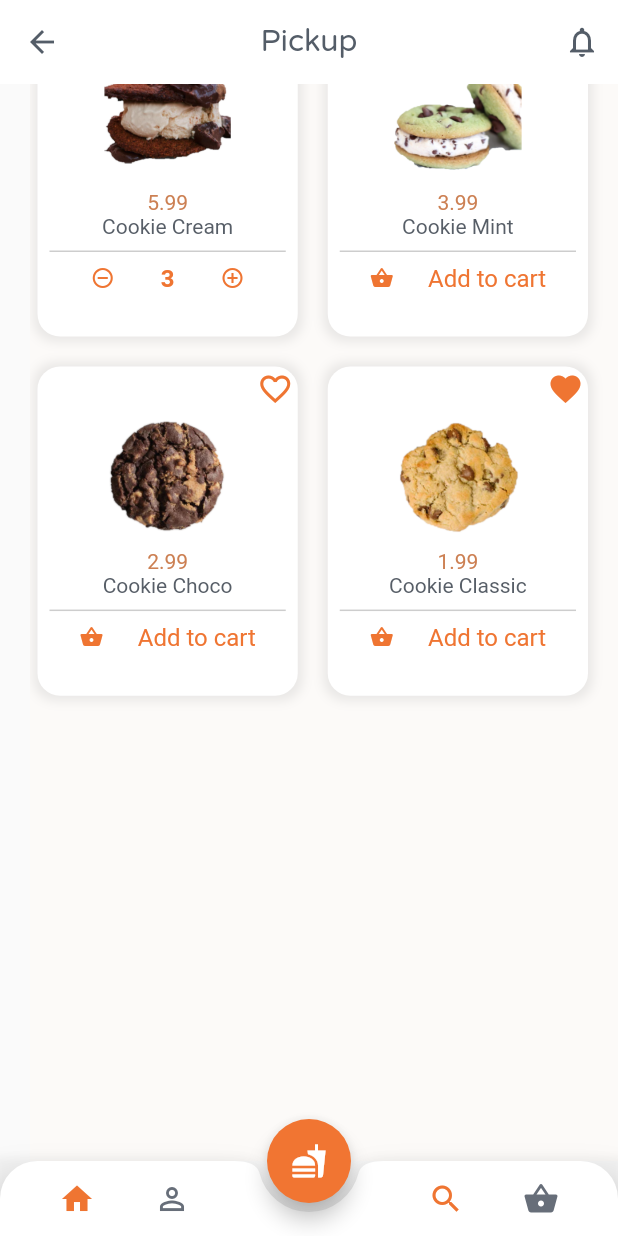
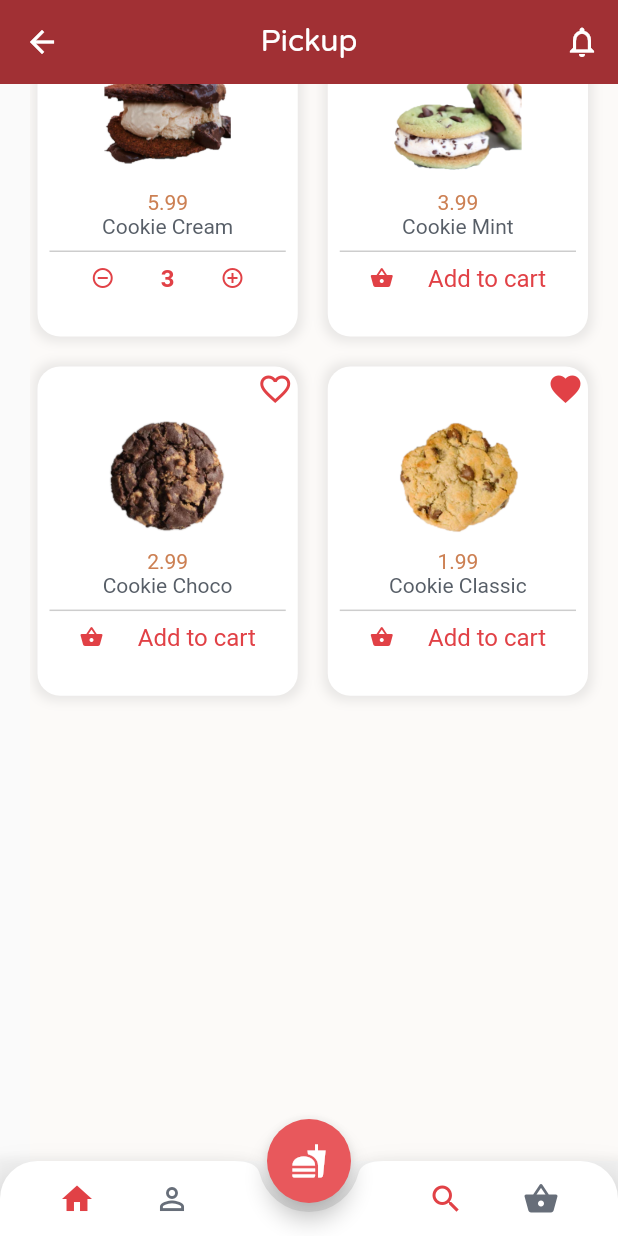
Before and after one commit to helenabd/cookie_store_app, a Flutter app: the screen it shows after launch, scrolled down 161 dp, on a phone screen of 412 x 824 dp. Run offline on Flutter 3.47's test engine with Material 2 defaults, Android fonts, the phone set to English and light mode, and no system bars.

Commit message:
Change the Project Color

```diff
--- a/lib/main.dart
+++ b/lib/main.dart
@@ -2,7 +2,7 @@ import 'package:flutter/material.dart';
 
 import './meals_data.dart';
 import './widgets/bottom_bar.dart';
-import './pages/cookie_page.dart';
+import 'pages/meals_page.dart';
 import './theme.dart';
 import './models/category.dart';
 
@@ -68,7 +68,7 @@ class _MyHomePageState extends State<MyHomePage>
         .toList();
     return Scaffold(
       appBar: AppBar(
-        backgroundColor: Colors.white,
+        backgroundColor: kbackgroundColor,
         elevation: 0.0,
         centerTitle: true,
         leading: IconButton(
@@ -102,6 +102,7 @@ class _MyHomePageState extends State<MyHomePage>
           Text(
             'Categories',
             style: TextStyle(
+              color: ktitleColor,
               fontFamily: 'VarelaRound',
               fontSize: 36.0,
               fontWeight: FontWeight.bold,
@@ -127,7 +128,7 @@ class _MyHomePageState extends State<MyHomePage>
               controller: _tabController,
               children: [
                 for (int i = 0; i < _availableCategories.length; i++)
-                  CookiePage(_availableCategories[i].id),
+                  MealsPage(_availableCategories[i].id),
               ],
             ),
           ),
--- a/lib/pages/cookie_page.dart
+++ b/lib/pages/meals_page.dart
@@ -3,10 +3,10 @@ import 'package:cookie_store_app/models/meal.dart';
 import 'package:cookie_store_app/theme.dart';
 import 'package:flutter/material.dart';
 
-class CookiePage extends StatelessWidget {
+class MealsPage extends StatelessWidget {
   final String category;
 
-  CookiePage(this.category);
+  MealsPage(this.category);
 
   List<Meal> _availableMeals;
 
--- a/lib/theme.dart
+++ b/lib/theme.dart
@@ -1,10 +1,17 @@
 import 'package:flutter/material.dart';
 
-const kprimaryColor = Color(0xFF545D68);
+const kprimaryColor = Colors.white;
+// const kprimaryColor = Color(0xFF545D68);
 const klabelColor = Color(0xFFC88D67);
 const kunselectedLabel = Color(0xFFCDCDCD);
-const ksecundaryColor = Color(0xFFF17532);
-const kiconPrimaryColor = Color(0xFFEF7532);
+const ksecundaryColor = Color(0xFFE8585C);
+// const ksecundaryColor = Color(0xFFF17532);
+const kiconPrimaryColor = Color(0xFFE14146);
+// const kiconPrimaryColor = Color(0xFFEF7532);
 const kiconSecundaryColor = Color(0xFF676E79);
 const ktextPriceColor = Color(0xFFCC8053);
 const ktextNameColor = Color(0xFF575E67);
+// const ktitleColor = Color(0xFFA13034);
+const ktitleColor = Color(0xFF412828);
+const kbackgroundColor = Color(0xFFA13034);
+// const kbackgroundColor = Colors.white;
```
